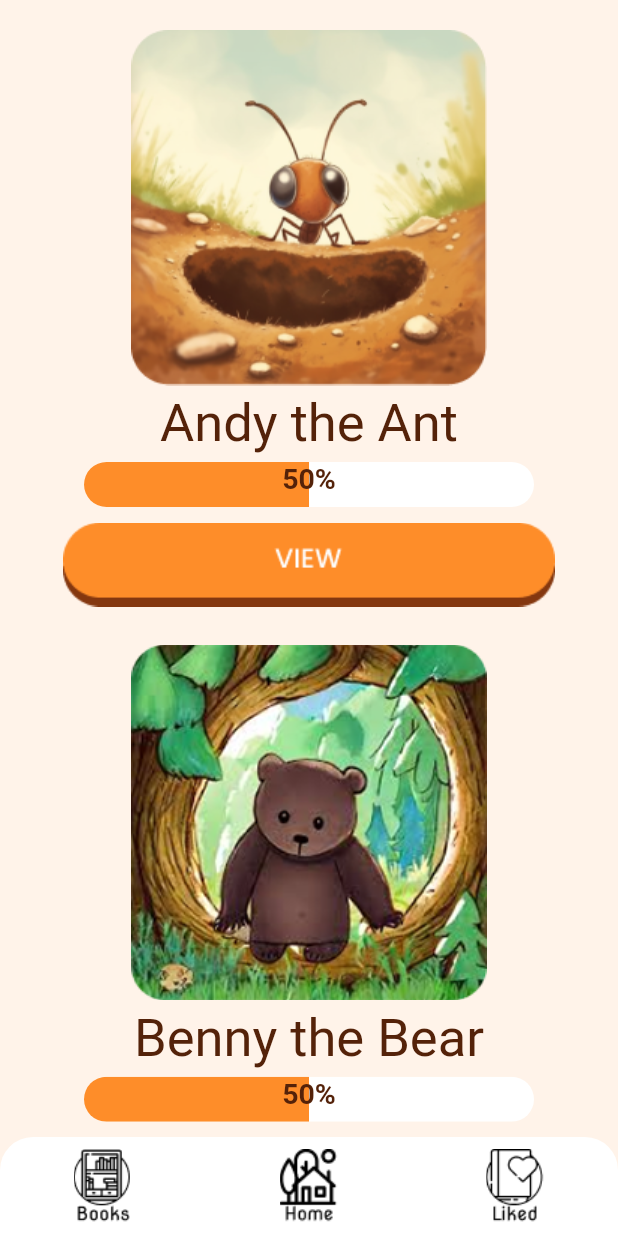
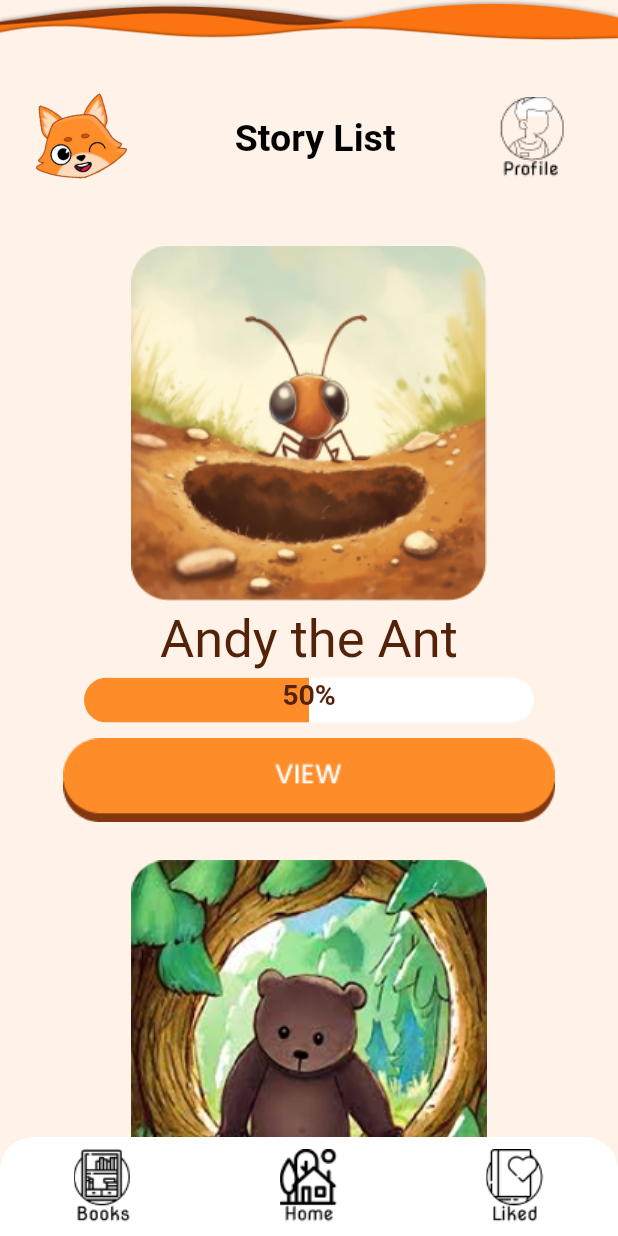
Before and after one commit to COS301-SE-2023/AI-Generated-Children-s-Stories, a Flutter app: the StoryList screen opened by its route, on a phone screen of 412 x 824 dp. Run offline on Flutter 3.47's test engine with Material 2 defaults, Android fonts, the phone set to English and light mode, and no system bars; our stand-ins replace carousel_slider; generated files the repository leaves out were written again; Roboto replaces fonts that are missing (NotoSerif).

Commit message:
got a header on the storylist!!!!!!! YAYAYAYAYAYAYAYAYAYYAYAY

```diff
--- a/lib/story_list.dart
+++ b/lib/story_list.dart
@@ -28,9 +28,16 @@ class _StoryListState extends State<StoryList> {
   @override
   Widget build(BuildContext context) {
     return Scaffold(
-      backgroundColor: Color.fromARGB(255, 255, 243, 233),
+      backgroundColor: const Color.fromARGB(255, 255, 243, 233),
       body: SafeArea(
-        child: ListView.builder(
+        child: Column(children: [
+
+          //the header
+          const MyHeader(message: 'Story List'),
+
+          //the story list
+          Expanded(
+          child: ListView.builder(
             itemCount: _imageList.length,
             itemBuilder: (context, index) {
               return Column(
@@ -112,6 +119,9 @@ class _StoryListState extends State<StoryList> {
                 ],
               );
             }),
+      ),
+        ],)
+
       ),
       bottomNavigationBar: NavbarWidget(),
     );
```
